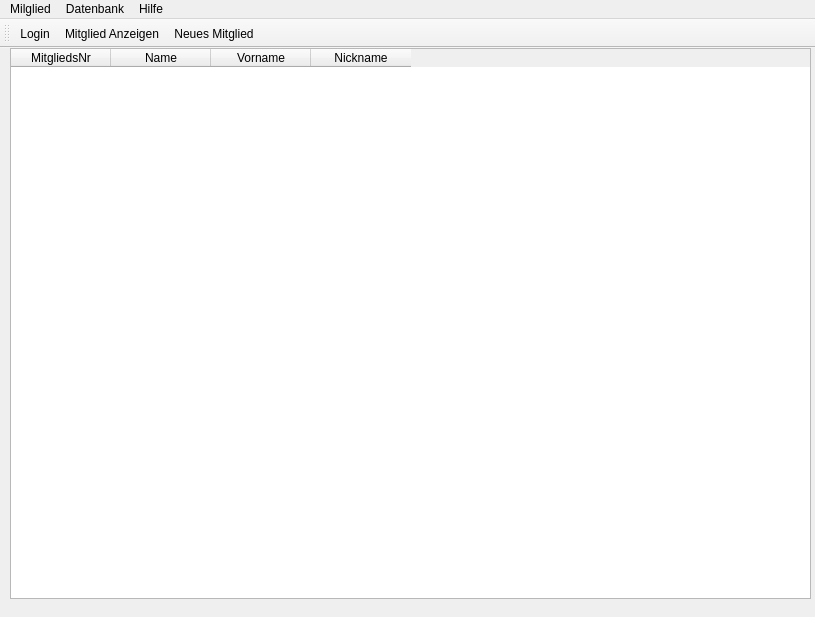
Before: the Qt Designer form gui-Qt/src/mainWindow.ui in Bjoe/member-manager, drawn with Qt 5.
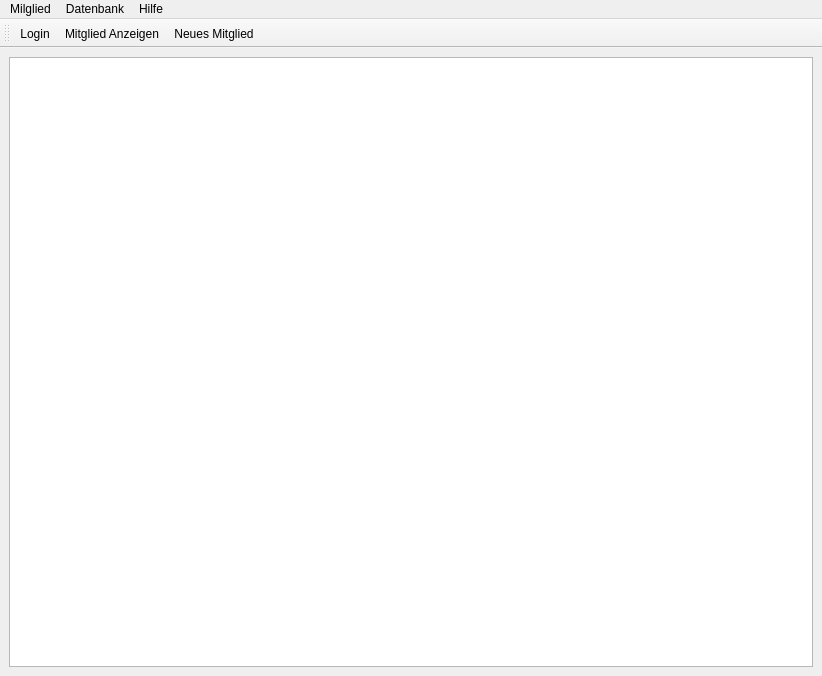
After: the same form once the commit is applied.

```diff
--- a/gui-Qt/src/mainWindow.ui
+++ b/gui-Qt/src/mainWindow.ui
@@ -6,52 +6,27 @@
    <rect>
     <x>0</x>
     <y>0</y>
-    <width>815</width>
-    <height>617</height>
+    <width>822</width>
+    <height>676</height>
    </rect>
   </property>
   <property name="windowTitle">
    <string>MainWindow</string>
   </property>
   <widget class="QWidget" name="centralwidget">
-   <widget class="QTableWidget" name="tableWidget">
-    <property name="geometry">
-     <rect>
-      <x>10</x>
-      <y>0</y>
-      <width>801</width>
-      <height>551</height>
-     </rect>
-    </property>
-    <column>
-     <property name="text">
-      <string>MitgliedsNr</string>
-     </property>
-    </column>
-    <column>
-     <property name="text">
-      <string>Name</string>
-     </property>
-    </column>
-    <column>
-     <property name="text">
-      <string>Vorname</string>
-     </property>
-    </column>
-    <column>
-     <property name="text">
-      <string>Nickname</string>
-     </property>
-    </column>
-   </widget>
+   <layout class="QGridLayout" name="gridLayout">
+    <item row="0" column="0">
+     <widget class="QTableView" name="memberTableView"/>
+    </item>
+   </layout>
   </widget>
   <widget class="QMenuBar" name="menubar">
    <property name="geometry">
     <rect>
      <x>0</x>
      <y>0</y>
-     <width>815</width>
-     <height>23</height>
+     <width>822</width>
+     <height>25</height>
     </rect>
    </property>
    <widget class="QMenu" name="menuMilglied">
@@ -84,7 +59,7 @@
     <enum>TopToolBarArea</enum>
    </attribute>
    <attribute name="toolBarBreak">
-    <bool>true</bool>
+    <bool>false</bool>
    </attribute>
    <addaction name="actionLogin"/>
    <addaction name="actionSelectMember"/>
```
